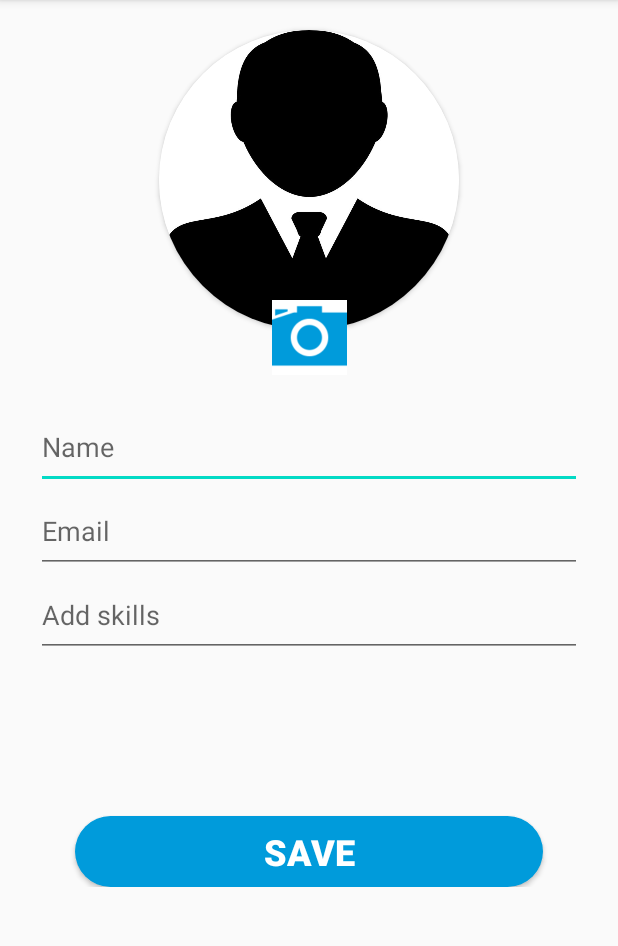
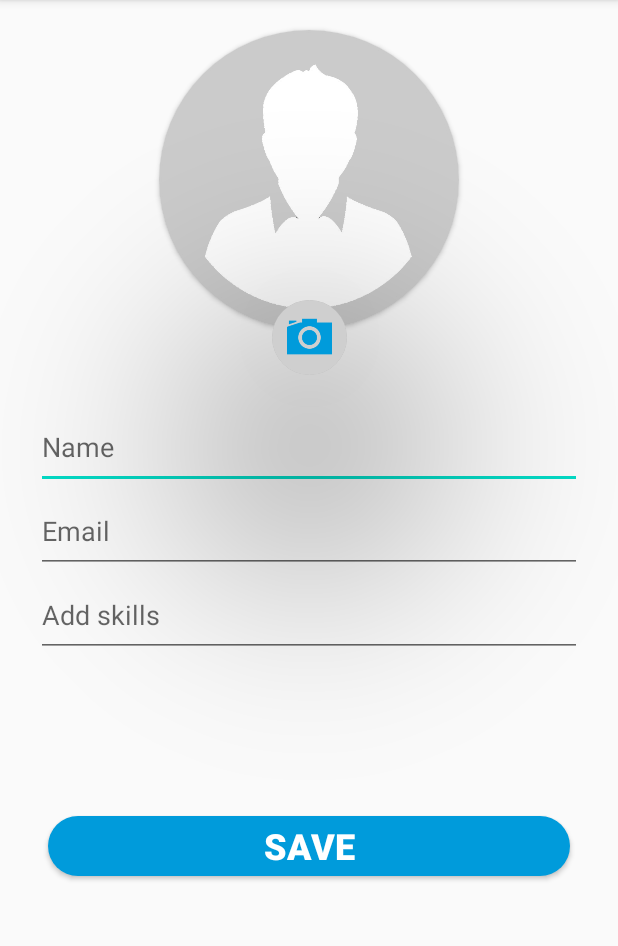
Before and after one commit to hassankhamis97/Manage-Employees, an Android app: the screen it shows after launch (AddOrEditEmployeeActivity), after a tap on "ADD EMPLOYEE", on a phone screen of 412 x 824 dp, the part 84-1030 px from its top. Run offline under Robolectric (Android 15) with nearby library versions, the phone set to English and light mode, and no system bars; our stand-ins replace Room's generated code.

Commit message:
handle orientation save state and edit in design

```diff
--- a/app/src/main/java/com/example/employees/POJOs/Skill.java
+++ b/app/src/main/java/com/example/employees/POJOs/Skill.java
@@ -1,4 +1,7 @@
 package com.example.employees.POJOs;
+
+import android.os.Parcel;
+import android.os.Parcelable;
 
 import androidx.room.Entity;
 import androidx.room.PrimaryKey;
@@ -6,7 +9,7 @@ import androidx.room.PrimaryKey;
 import java.io.Serializable;
 
 @Entity(tableName = "skill_table")
-public class Skill implements Serializable {
+public class Skill implements Serializable , Parcelable {
     @PrimaryKey
     private int skillId;
     private String name;
@@ -23,4 +26,15 @@ public class Skill implements Serializable {
     public int getSkillId() {
         return skillId;
     }
+
+    @Override
+    public int describeContents() {
+        return 0;
+    }
+
+    @Override
+    public void writeToParcel(Parcel dest, int flags) {
+        dest.writeInt(skillId);
+        dest.writeString(name);
+    }
 }
--- a/app/src/main/java/com/example/employees/activity/main/MainActivity.java
+++ b/app/src/main/java/com/example/employees/activity/main/MainActivity.java
@@ -26,6 +26,7 @@ public class MainActivity extends AppCompatActivity {
     private GetEmployeesViewModel employeesViewModel;
     private RecyclerView employeesRecyclerView;
     public final int ADD_NEW_EMPLOYEE = 1;
+
     @Override
     protected void onCreate(Bundle savedInstanceState) {
         super.onCreate(savedInstanceState);
@@ -36,23 +37,14 @@ public class MainActivity extends AppCompatActivity {
         employeesRecyclerView.setLayoutManager(layoutManager);
         employeesViewModel = new ViewModelProvider(this).get(GetEmployeesViewModel.class);
         employeesViewModel.getEmployeeWithSkills().observe(this, new Observer<List<EmployeeWithSkills>>() {
+
             @Override
             public void onChanged(@Nullable final List<EmployeeWithSkills> employeeWithSkills) {
-                System.out.println(employeeWithSkills);
                 EmployeesRecyclerViewAdapter employeesRecyclerViewAdapter = EmployeesRecyclerViewAdapter.getInstance(MainActivity.this,employeesViewModel);
                 employeesRecyclerViewAdapter.fillEmployeeArray(employeeWithSkills);
                 employeesRecyclerView.setAdapter(employeesRecyclerViewAdapter);
             }
         });
-    }
-
-    @Override
-    protected void onStart() {
-        super.onStart();
-        EmployeeRoomDatabase db = EmployeeRoomDatabase.getDatabase(this);
-        EmployeeWithSkillsDao employeeWithSkillsDao = db.employeeWithSkillsDao();
-        List<EmployeeSkillCrossRef> x = employeeWithSkillsDao.getEmployeeSkillCrossRef();
-        System.out.println(x);
     }
 
     public void addEmployeeBtn(View view) {
--- a/app/src/main/java/com/example/employees/repository/EmployeeRepository.java
+++ b/app/src/main/java/com/example/employees/repository/EmployeeRepository.java
@@ -31,13 +31,12 @@ public class EmployeeRepository {
         return employeesLiveData;
     }
     public void insert(EmployeeWithSkills employeeWithSkills) {
-//        EmployeeRoomDatabase.databaseWriteExecutor.execute(() -> {
            long employeeId = employeeWithSkillsDao.insert(employeeWithSkills.employee);
+
            for (int i = 0 ; i < employeeWithSkills.skills.size() ; i++){
                employeeWithSkillsDao.insert(new EmployeeSkillCrossRef(employeeId,employeeWithSkills.skills.get(i).getSkillId()));
            }
         employeesLiveData = employeeWithSkillsDao.getEmployeeWithSkills();
-//        });
     }
 
     public void deleteEmployee(EmployeeWithSkills employeeWithSkills) {
@@ -48,6 +47,7 @@ public class EmployeeRepository {
 
     public void updateEmployee(EmployeeWithSkills employeeWithSkills) {
         employeeWithSkillsDao.deleteEmployeeSkillCross(employeeWithSkills.employee.getEmployeeId());
+
         for (int i = 0 ; i < employeeWithSkills.skills.size() ; i++){
             employeeWithSkillsDao.insert(new EmployeeSkillCrossRef(employeeWithSkills.employee.getEmployeeId(),employeeWithSkills.skills.get(i).getSkillId()));
         }
--- a/app/src/main/java/com/example/employees/room/EmployeeRoomDatabase.java
+++ b/app/src/main/java/com/example/employees/room/EmployeeRoomDatabase.java
@@ -27,6 +27,7 @@ public abstract class EmployeeRoomDatabase extends RoomDatabase {
     public static EmployeeRoomDatabase getDatabase(final Context context) {
         if (INSTANCE == null) {
             synchronized (EmployeeRoomDatabase.class) {
+
                 if (INSTANCE == null) {
                     INSTANCE = Room.databaseBuilder(context.getApplicationContext(),
                             EmployeeRoomDatabase.class, "employee_database")
--- a/app/src/main/res/layout/activity_add_employee.xml
+++ b/app/src/main/res/layout/activity_add_employee.xml
@@ -1,27 +1,43 @@
 <?xml version="1.0" encoding="utf-8"?>
 
-<LinearLayout xmlns:android="http://schemas.android.com/apk/res/android"
-xmlns:app="http://schemas.android.com/apk/res-auto"
-xmlns:tools="http://schemas.android.com/tools"
-android:layout_width="match_parent"
-android:layout_height="match_parent"
-android:orientation="vertical"
-tools:context=".activity.add_employee.AddOrEditEmployeeActivity">
+<!--<LinearLayout xmlns:android="http://schemas.android.com/apk/res/android"-->
+<!--xmlns:app="http://schemas.android.com/apk/res-auto"-->
+<!--xmlns:tools="http://schemas.android.com/tools"-->
+<!--android:layout_width="match_parent"-->
+<!--android:layout_height="match_parent"-->
+<!--android:orientation="vertical"-->
+<!--tools:context=".activity.add_employee.AddOrEditEmployeeActivity">-->
 
-    <ScrollView
+    <ScrollView xmlns:android="http://schemas.android.com/apk/res/android"
+        xmlns:app="http://schemas.android.com/apk/res-auto"
+        xmlns:tools="http://schemas.android.com/tools"
         android:layout_width="match_parent"
-        android:layout_height="match_parent">
+        android:layout_height="match_parent"
+        tools:context=".activity.add_employee.AddOrEditEmployeeActivity">
 
         <androidx.constraintlayout.widget.ConstraintLayout
             android:layout_width="match_parent"
             android:layout_height="wrap_content">
 
 
-            <FrameLayout
+<!--            <FrameLayout-->
+<!--                android:layout_width="50dp"-->
+<!--                android:layout_height="50dp"-->
+<!--                android:layout_marginTop="200dp"-->
+<!--                android:translationZ="100dp"-->
+<!--                app:layout_constraintEnd_toEndOf="parent"-->
+<!--                app:layout_constraintStart_toStartOf="parent"-->
+<!--                app:layout_constraintTop_toTopOf="parent">-->
+            <androidx.cardview.widget.CardView
+
                 android:layout_width="50dp"
                 android:layout_height="50dp"
                 android:layout_marginTop="200dp"
+                android:elevation="5dp"
+                android:padding="20dp"
                 android:translationZ="100dp"
+                app:cardBackgroundColor="@android:color/darker_gray"
+                app:cardCornerRadius="25dp"
                 app:layout_constraintEnd_toEndOf="parent"
                 app:layout_constraintStart_toStartOf="parent"
                 app:layout_constraintTop_toTopOf="parent">
@@ -31,11 +47,14 @@ tools:context=".activity.add_employee.AddOrEditEmployeeActivity">
                     style="@android:style/Widget.Material.Light.ImageButton"
                     android:layout_width="match_parent"
                     android:layout_height="match_parent"
-                    android:background="#FFF"
+                    android:background="#CFCFCF"
+                    android:contentDescription="@string/pickImage"
                     android:onClick="chooseImageBtnAction"
+                    android:padding="10dp"
                     android:scaleType="centerInside"
                     app:srcCompat="@drawable/camera" />
-            </FrameLayout>
+            </androidx.cardview.widget.CardView>
+<!--            </FrameLayout>-->
 
             <androidx.cardview.widget.CardView
                 android:id="@+id/cardViewAddEmp"
@@ -51,6 +70,7 @@ tools:context=".activity.add_employee.AddOrEditEmployeeActivity">
                     android:id="@+id/profileImageView"
                     android:layout_width="200dp"
                     android:layout_height="200dp"
+                    android:contentDescription="@string/profileImage"
                     android:scaleType="fitXY"
                     android:src="@drawable/default_profile_image" />
             </androidx.cardview.widget.CardView>
@@ -66,6 +86,7 @@ tools:context=".activity.add_employee.AddOrEditEmployeeActivity">
                 app:layout_constraintEnd_toEndOf="parent"
                 app:layout_constraintHorizontal_bias="1.0"
                 app:layout_constraintStart_toStartOf="parent"
+                android:autofillHints="@string/email"
                 app:layout_constraintTop_toBottomOf="@+id/email_txt" />
 
             <androidx.recyclerview.widget.RecyclerView
@@ -89,6 +110,7 @@ tools:context=".activity.add_employee.AddOrEditEmployeeActivity">
                 android:layout_marginEnd="24dp"
                 android:ems="10"
                 android:hint="@string/name"
+                android:autofillHints="@string/name"
                 android:inputType="textPersonName"
                 app:layout_constraintEnd_toEndOf="parent"
                 app:layout_constraintStart_toStartOf="parent"
@@ -102,19 +124,21 @@ tools:context=".activity.add_employee.AddOrEditEmployeeActivity">
                 android:layout_marginEnd="24dp"
                 android:ems="10"
                 android:hint="@string/email"
-                android:inputType="textPersonName|textEmailAddress"
+                android:autofillHints="@string/email"
+                android:inputType="textEmailAddress"
                 app:layout_constraintEnd_toEndOf="parent"
                 app:layout_constraintStart_toStartOf="parent"
                 app:layout_constraintTop_toBottomOf="@+id/name_txt" />
 
             <Button
-                android:id="@+id/saveEmployee_Btn"
+                android:id="@+id/save_Edit_Employee_Btn"
                 style="@android:style/Widget.Material.Button"
                 android:layout_width="0dp"
-                android:layout_height="47dp"
-                android:layout_marginStart="50dp"
+                android:layout_height="40dp"
+                android:layout_marginStart="32dp"
                 android:layout_marginTop="40dp"
-                android:layout_marginEnd="50dp"
+                android:layout_marginEnd="32dp"
+                android:layout_marginBottom="20dp"
                 android:background="@drawable/rounded_button"
                 android:onClick="saveEmployee_BtnAction"
                 android:text="@string/save"
@@ -131,4 +155,4 @@ tools:context=".activity.add_employee.AddOrEditEmployeeActivity">
         </androidx.constraintlayout.widget.ConstraintLayout>
     </ScrollView>
 
-</LinearLayout>
+<!--</LinearLayout>-->
--- a/app/src/main/res/layout/activity_main.xml
+++ b/app/src/main/res/layout/activity_main.xml
@@ -21,7 +21,7 @@
     <Button
         android:id="@+id/addEmployee"
         android:layout_width="0dp"
-        android:layout_height="53dp"
+        android:layout_height="40dp"
         android:layout_marginStart="32dp"
         android:layout_marginTop="10dp"
         android:layout_marginEnd="32dp"
--- a/app/src/main/res/values/strings.xml
+++ b/app/src/main/res/values/strings.xml
@@ -9,4 +9,5 @@
     <string name="delete">Delete</string>
     <string name="add_skills">Add skills</string>
     <string name="pickImage">pickImage</string>
+
 </resources>
```
Also changed, not shown: app/src/main/java/com/example/employees/activity/add_employee/AddOrEditEmployeeActivity.java (+66 -21 lines), app/src/main/java/com/example/employees/activity/main/adapter/EmployeesRecyclerViewAdapter.java (+36 -2 lines), app/src/main/res/drawable/rounded_image.xml (deleted, +0 -20 lines), app/src/main/res/layout/employee_item_layout.xml (+15 -19 lines), app/src/main/res/layout/skills_layout.xml (+4 -3 lines), app/src/main/res/drawable-v24/default_profile_image.jpg (deleted), app/src/main/res/drawable-v24/default_profile_image.png (added), app/src/main/res/drawable-v24/delete.png (added).
